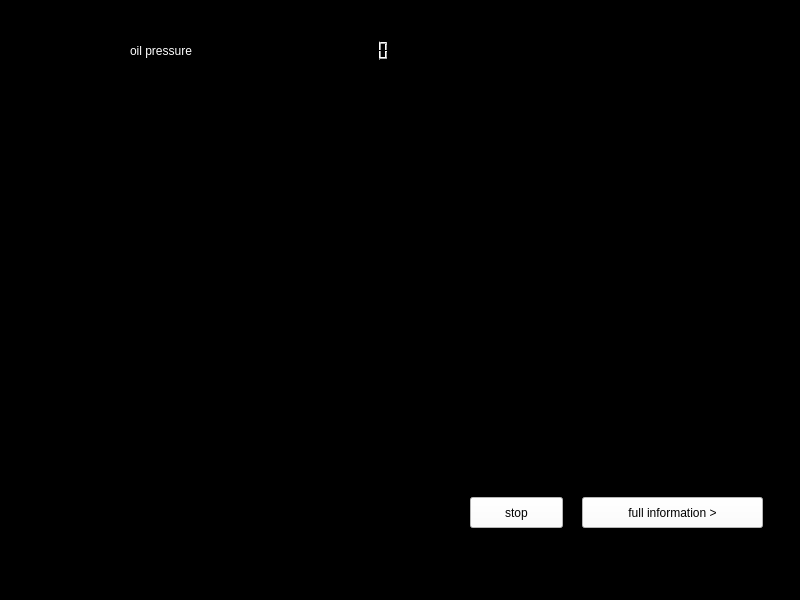
The window that sensitive_data.ui (zahrabtlb/plane-engine) describes before a commit, drawn with Qt 5.
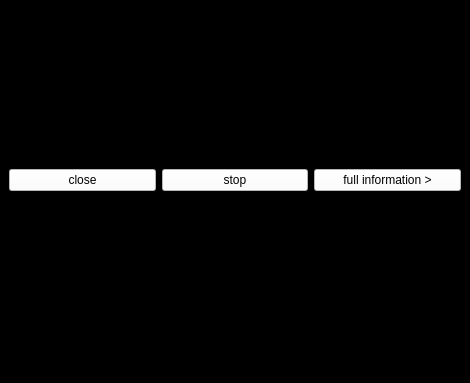
The same window after the commit.

```diff
--- a/sensitive_data.ui
+++ b/sensitive_data.ui
@@ -6,8 +6,8 @@
    <rect>
     <x>0</x>
     <y>0</y>
-    <width>800</width>
-    <height>600</height>
+    <width>470</width>
+    <height>383</height>
    </rect>
   </property>
   <property name="windowTitle">
@@ -19,38 +19,55 @@
 font: 11pt &quot;MV Boli&quot;;</string>
   </property>
   <widget class="QWidget" name="centralwidget">
-   <widget class="QLabel" name="label">
-    <property name="geometry">
-     <rect>
-      <x>130</x>
-      <y>40</y>
-      <width>161</width>
-      <height>21</height>
-     </rect>
+   <layout class="QVBoxLayout" name="verticalLayout">
+    <item>
+     <layout class="QGridLayout" name="gridLayout">
+      <item row="0" column="0">
+       <layout class="QVBoxLayout" name="layout1"/>
+      </item>
+      <item row="0" column="2">
+       <layout class="QVBoxLayout" name="layout3"/>
+      </item>
+      <item row="0" column="1">
+       <layout class="QVBoxLayout" name="layout2"/>
+      </item>
+      <item row="1" column="0">
+       <layout class="QVBoxLayout" name="layout4"/>
+      </item>
+      <item row="1" column="1">
+       <layout class="QVBoxLayout" name="layout5"/>
+      </item>
+      <item row="1" column="2">
+       <layout class="QVBoxLayout" name="layout6"/>
+      </item>
+     </layout>
+    </item>
+    <item>
+     <layout class="QHBoxLayout" name="horizontalLayout">
+      <item>
+       <widget class="QPushButton" name="close">
+        <property name="styleSheet">
+         <string notr="true">color: rgb(0, 0, 0);
+background-color: rgb(255, 255, 255);</string>
     </property>
     <property name="text">
-     <string>oil pressure</string>
-    </property>
-   </widget>
-   <widget class="QLCDNumber" name="lcdNumber">
-    <property name="geometry">
-     <rect>
-      <x>330</x>
-      <y>40</y>
-      <width>71</width>
-      <height>21</height>
-     </rect>
-    </property>
-   </widget>
+         <string>close</string>
+        </property>
+       </widget>
+      </item>
+      <item>
+       <widget class="QPushButton" name="stop">
+        <property name="styleSheet">
+         <string notr="true">color: rgb(0, 0, 0);
+background-color: rgb(255, 255, 255);</string>
+        </property>
+        <property name="text">
+         <string>stop</string>
+        </property>
+       </widget>
+      </item>
+      <item>
    <widget class="QPushButton" name="change">
-    <property name="geometry">
-     <rect>
-      <x>582</x>
-      <y>497</y>
-      <width>181</width>
-      <height>31</height>
-     </rect>
-    </property>
     <property name="styleSheet">
      <string notr="true">color: rgb(0, 0, 0);
 background-color: rgb(255, 255, 255);</string>
@@ -59,23 +76,10 @@
      <string>full information &gt;</string>
     </property>
    </widget>
-   <widget class="QPushButton" name="pushButton_2">
-    <property name="geometry">
-     <rect>
-      <x>470</x>
-      <y>497</y>
-      <width>93</width>
-      <height>31</height>
-     </rect>
-    </property>
-    <property name="styleSheet">
-     <string notr="true">color: rgb(0, 0, 0);
-background-color: rgb(255, 255, 255);</string>
-    </property>
-    <property name="text">
-     <string>stop</string>
-    </property>
-   </widget>
+      </item>
+     </layout>
+    </item>
+   </layout>
   </widget>
   <widget class="QMenuBar" name="menubar">
    <property name="geometry">
```
Left out of the diff: 2 changed lines with no effect on the pictures. Lines whose indentation alone changed are shown as unchanged.
